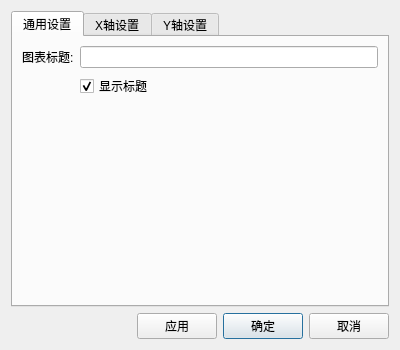
This is chartsetting1.ui in Luqinghao1/WT1230A as Qt 5 draws it before an edit. The edited form follows.
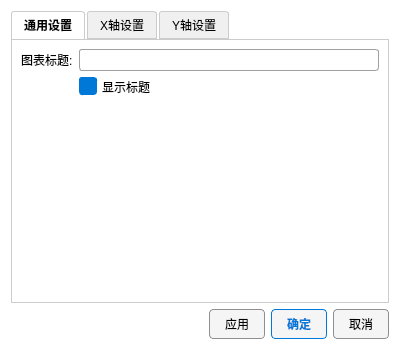
This is the edited form.

What changed in the file:
```diff
--- a/chartsetting1.ui
+++ b/chartsetting1.ui
@@ -13,6 +13,110 @@
   <property name="windowTitle">
    <string>图表设置</string>
   </property>
+  <property name="styleSheet">
+   <string notr="true">/* =======================================================
+   图表设置弹窗专用样式表 (ChartSetting1)
+   作用：将样式写死，隔离外部影响，强制修复复选框显示问题
+======================================================= */
+
+/* 1. 窗口全局设置：白底黑字 */
+QDialog {
+    background-color: #ffffff;
+    color: #000000;
+    font-family: &quot;Microsoft YaHei&quot;;
+    font-size: 10pt;
+}
+
+/* 2. 复选框核心修复 (CheckBox) */
+QCheckBox {
+    spacing: 5px;
+    color: #000000; /* 文字黑色 */
+    background-color: transparent;
+}
+
+/* 自定义复选框的“框” (Indicator) */
+QCheckBox::indicator {
+    width: 16px;
+    height: 16px;
+    border: 1px solid #888888; /* 灰色边框 */
+    border-radius: 3px;
+    background-color: #ffffff; /* 默认白底 */
+}
+
+/* 鼠标悬停时边框变蓝 */
+QCheckBox::indicator:hover {
+    border: 1px solid #0078d7;
+}
+
+/* 【关键】选中状态：变为实心蓝色方块 */
+/* 由于没有图片资源，使用颜色填充来表示选中，清晰直观 */
+QCheckBox::indicator:checked {
+    background-color: #0078d7;
+    border: 1px solid #0078d7;
+}
+/* 选中状态下的悬停 */
+QCheckBox::indicator:checked:hover {
+    background-color: #005a9e;
+}
+
+
+/* 3. 输入框、数字框、下拉框设置 */
+QLineEdit, QDoubleSpinBox, QComboBox {
+    border: 1px solid #a0a0a0;
+    border-radius: 3px;
+    padding: 2px;
+    background-color: #ffffff;
+    color: #000000;
+    selection-background-color: #0078d7;
+    selection-color: #ffffff;
+}
+/* 禁用状态 */
+QLineEdit:disabled, QDoubleSpinBox:disabled {
+    background-color: #f0f0f0;
+    color: #888888;
+}
+
+/* 4. Tab页面样式 */
+QTabWidget::pane {
+    border: 1px solid #cccccc;
+    background-color: #ffffff;
+}
+QTabBar::tab {
+    background-color: #f0f0f0;
+    color: #000000;
+    border: 1px solid #cccccc;
+    padding: 6px 12px;
+    margin-right: 2px;
+    border-top-left-radius: 3px;
+    border-top-right-radius: 3px;
+}
+QTabBar::tab:selected {
+    background-color: #ffffff; /* 选中页签变白 */
+    border-bottom-color: #ffffff; /* 底部与面板融合 */
+    font-weight: bold;
+}
+
+/* 5. 按钮样式 */
+QPushButton {
+    border: 1px solid #8f8f91;
+    border-radius: 4px;
+    background-color: #f5f5f5;
+    color: #000000;
+    padding: 5px 15px;
+}
+QPushButton:hover {
+    background-color: #e0e0e0;
+}
+QPushButton:pressed {
+    background-color: #d0d0d0;
+}
+/* 默认按钮(如确定)加深颜色 */
+QPushButton:default {
+    border: 1px solid #0078d7;
+    color: #0078d7;
+    font-weight: bold;
+}</string>
+  </property>
   <layout class="QVBoxLayout" name="verticalLayout">
    <item>
     <widget class="QTabWidget" name="tabWidget">
```
Left out of the diff: 3 changed lines with no effect on the pictures.
